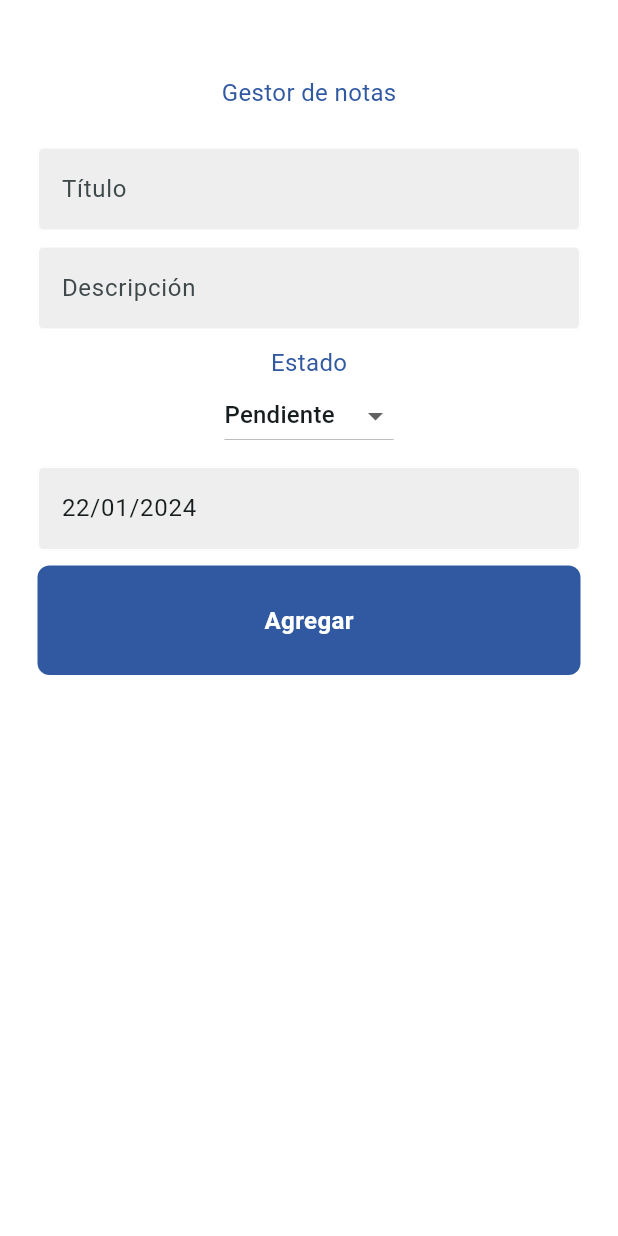
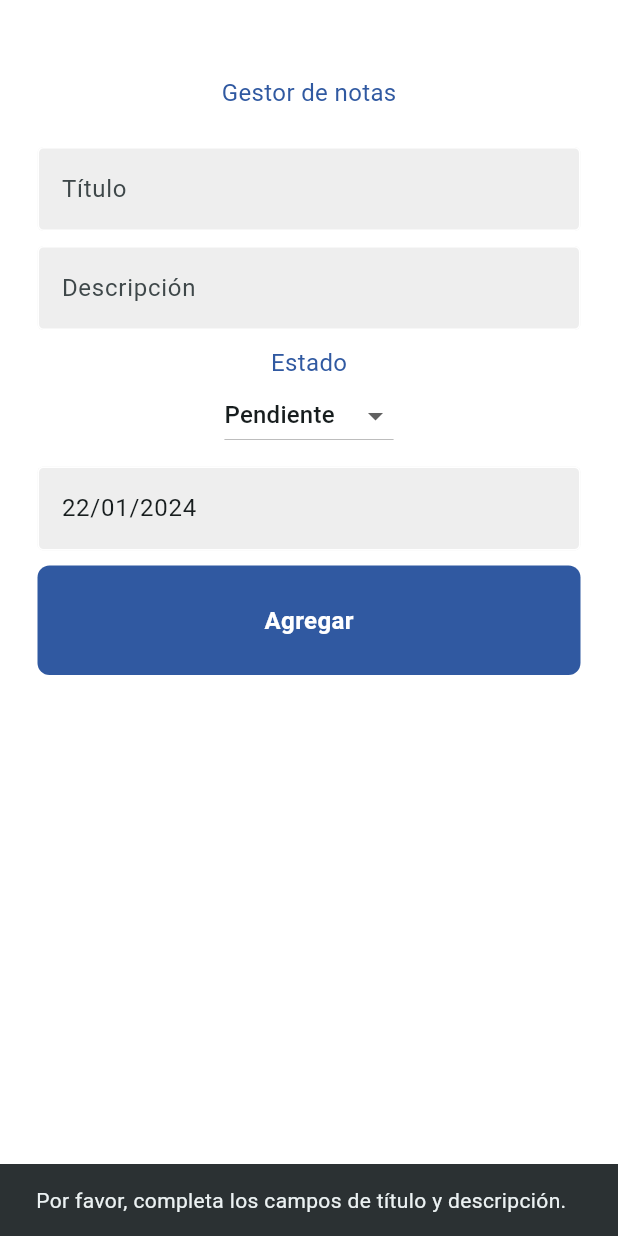
Before and after one commit to Cabariqued27/To-Do-List, a Flutter app: the MyHomePage screen opened directly with empty values, after a tap on "Agregar", on a phone screen of 412 x 824 dp. Run offline on Flutter 3.47's test engine with Material 3 defaults, Android fonts, the phone set to English and light mode, and no system bars; our stand-ins replace cloud_firestore, firebase_auth, firebase_core; accounts and stored records are empty.

Commit message:
notes validation

```diff
--- a/to_do_list/lib/screens/add_note_screen.dart
+++ b/to_do_list/lib/screens/add_note_screen.dart
@@ -1,5 +1,4 @@
 import 'package:cloud_firestore/cloud_firestore.dart';
-import 'package:flutter/foundation.dart';
 import 'package:flutter/material.dart';
 import 'package:intl/intl.dart';
 import 'package:to_do_list/models/note.dart';
@@ -38,9 +37,8 @@ class MyHomePage extends StatefulWidget {
 }
 
 class _MyHomePageState extends State<MyHomePage> {
-  final TextEditingController _nameTileController = TextEditingController();
+  final TextEditingController _titleController = TextEditingController();
   final TextEditingController _descriptionController = TextEditingController();
-  TextEditingController _statusController = TextEditingController();
   final TextEditingController _dateController = TextEditingController();
   late CollectionReference noteCollection;
   final String uid;
@@ -55,13 +53,27 @@ class _MyHomePageState extends State<MyHomePage> {
   }
 
   Future crear() async {
+  // Validar que los campos de título y descripción no estén vacíos
+  if (_titleController.text.trim().isEmpty || _descriptionController.text.trim().isEmpty) {
+    // Muestra un mensaje de error si alguno de los campos está vacío
+    ScaffoldMessenger.of(context).showSnackBar(
+      const SnackBar(
+        content: Text('Por favor, completa los campos de título y descripción.'),
+        duration: Duration(seconds: 3),
+      ),
+    );
+    return; // Salir de la función si hay campos vacíos
+  }
+
+  // Continuar con la creación de la nota si los campos no están vacíos
   Note newNote = Note(
     idu: uid,
-      title: _nameTileController.text.trim(),
+    title: _titleController.text.trim(),
     description: _descriptionController.text.trim(),
     status: selectedStatus,
     date: _dateController.text.trim(),
   );
+
   await noteCollection.doc().set({
     'Idu': newNote.idu,
     'Title': newNote.title,
@@ -69,13 +81,25 @@ class _MyHomePageState extends State<MyHomePage> {
     'Status': newNote.status,
     'Date': newNote.date,
   });
+
+  // Muestra el mensaje después de agregar la nota
+  ScaffoldMessenger.of(context).showSnackBar(
+    const SnackBar(
+      content: Text('Nota agregada con éxito'),
+      duration: Duration(seconds: 3),
+    ),
+  );
+
+  // Limpiar los controladores después de agregar la nota
+  _titleController.clear();
+  _descriptionController.clear();
 }
 
   @override
   Widget build(BuildContext context) {
     return Scaffold(
       backgroundColor:
-          Color.fromARGB(255, 255, 255, 255), // Set background color to orange
+          const Color.fromARGB(255, 255, 255, 255), // Set background color to orange
       body: SafeArea(
         child: SingleChildScrollView(
           child: Center(
@@ -92,7 +116,7 @@ class _MyHomePageState extends State<MyHomePage> {
                 ),
                 const SizedBox(height: 25),
                 MyTextField(
-                  controller: _nameTileController,
+                  controller: _titleController,
                   labelText: 'Título',
                   obscureText: false,
                   readOnly: false,
--- a/to_do_list/lib/screens/login_screen.dart
+++ b/to_do_list/lib/screens/login_screen.dart
@@ -85,14 +85,12 @@ class _LoginScreenState extends State<LoginScreen> {
       context: context,
       builder: (context) {
         return const AlertDialog(
-          backgroundColor: Color.fromARGB(
-              255, 197, 197, 197), // Set background color to deep orange
+          backgroundColor: Color.fromARGB(255, 30, 23, 23), // Set background color to deep orange
           title: Center(
             child: Text(
               'Contraseña incorrecta',
               style: TextStyle(
-                  color: Color.fromARGB(
-                      255, 65, 23, 23)), // Set text color to white
+                  color: Color.fromARGB(255, 184, 174, 174)), // Set text color to white
             ),
           ),
         );
```
Lines whose indentation alone changed are shown as unchanged.
